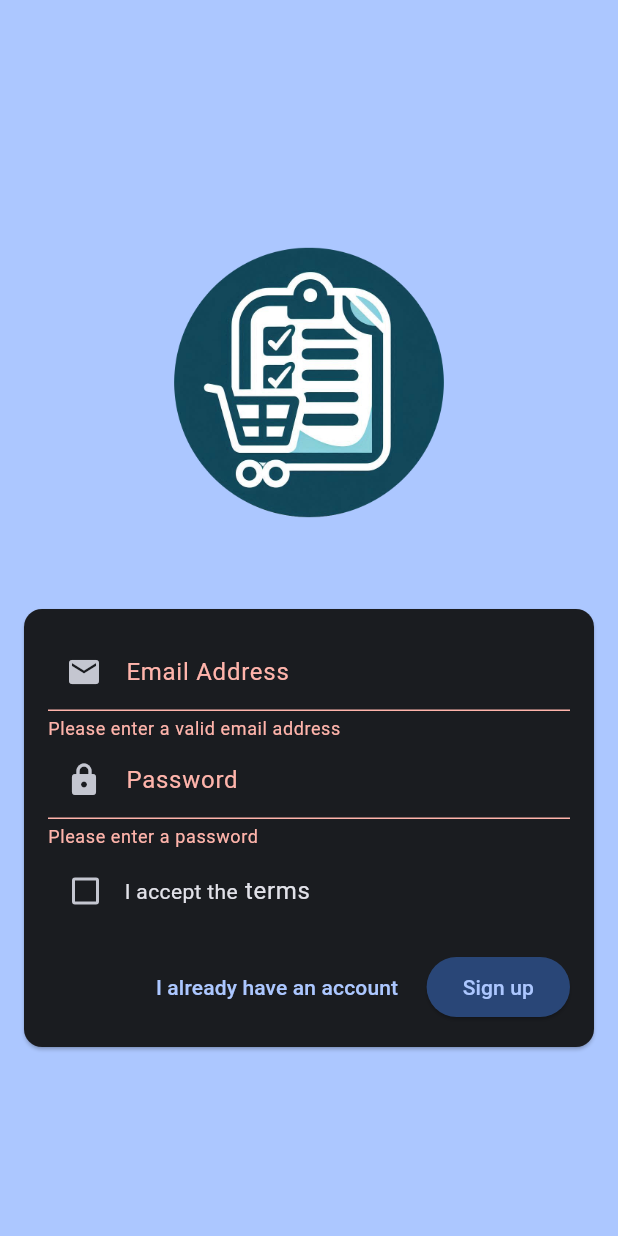
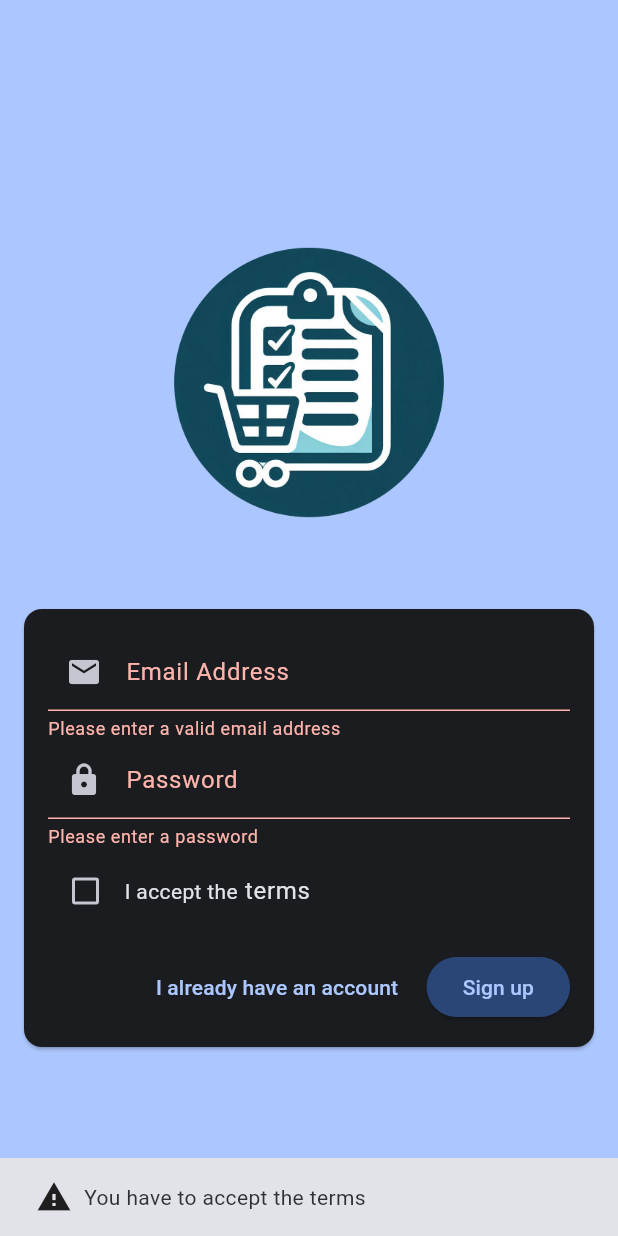
Before and after one commit to jakrog01/ShopCycle, a Flutter app: the screen it shows after launch, after a tap on "Sign in", after a tap on "Create an acconut", after a tap on "Sign up", on a phone screen of 412 x 824 dp. Run offline on Flutter 3.47's test engine with Material 3 defaults, Android fonts, the phone set to English and light mode, and no system bars; our stand-ins replace firebase_auth, firebase_core, loading_animation_widget; accounts and stored records are empty.

Commit message:
Add NewProductPage Add sign up terms checkbox validation Add products models

```diff
--- a/lib/screens/AuthorizationScreen.dart
+++ b/lib/screens/authorization_screen.dart
@@ -16,7 +16,7 @@ class AuthorizationScreen extends StatefulWidget {
 
 class _AutohrizationScreenState extends State<AuthorizationScreen> {
   final _form = GlobalKey<FormState>();
-  var _communicationWithFireBase = false;
+  var _waitingForFireBase = false;
   var _isLogin = true;
   var _acceptTerms = false;
   var _enteredEmail = '';
@@ -30,14 +30,33 @@ class _AutohrizationScreenState extends State<AuthorizationScreen> {
       termsValidation = true;
     } else if (_isLogin) {
       termsValidation = true;
+    } else {
+      ScaffoldMessenger.of(context).clearSnackBars();
+      ScaffoldMessenger.of(context).showSnackBar(const SnackBar(
+          content: Center(
+        child: Row(
+          children: [
+            const Icon(Icons.warning),
+            const SizedBox(
+              width: 8,
+            ),
+            Expanded(
+                child: Text("You have to accept the terms",
+                    overflow: TextOverflow.clip))
+          ],
+        ),
+      )));
     }
 
     if (!(formsValidation && termsValidation)) {
+      setState(() {
+        _waitingForFireBase = false;
+      });
       return;
     }
 
     setState(() {
-      _communicationWithFireBase = true;
+      _waitingForFireBase = true;
     });
 
     _form.currentState!.save();
@@ -69,7 +88,7 @@ class _AutohrizationScreenState extends State<AuthorizationScreen> {
       )));
     }
     setState(() {
-      _communicationWithFireBase = false;
+      _waitingForFireBase = false;
     });
   }
 
@@ -81,7 +100,7 @@ class _AutohrizationScreenState extends State<AuthorizationScreen> {
     return false;
   }
 
-  Widget TermsCheckBox() {
+  Widget termsCheckBox() {
     if (_isLogin) {
       return Container();
     } else {
@@ -197,7 +216,7 @@ class _AutohrizationScreenState extends State<AuthorizationScreen> {
                                       _enteredPassword = newValue!;
                                     },
                                   ),
-                                  TermsCheckBox(),
+                                  termsCheckBox(),
                                   const SizedBox(
                                     height: 12,
                                   ),
@@ -221,10 +240,10 @@ class _AutohrizationScreenState extends State<AuthorizationScreen> {
                                               backgroundColor: Theme.of(context)
                                                   .colorScheme
                                                   .primaryContainer),
-                                          onPressed: _communicationWithFireBase
+                                          onPressed: _waitingForFireBase
                                               ? null
                                               : _submit,
-                                          child: _communicationWithFireBase
+                                          child: _waitingForFireBase
                                               ? LoadingAnimationWidget
                                                   .staggeredDotsWave(
                                                       color: Theme.of(context)
--- a/lib/screens/SavedShoppingListScreen.dart
+++ b/lib/screens/saved_shoppping_list_page.dart
@@ -1,7 +1,7 @@
 import 'package:flutter/material.dart';
 
-class SavedShoppingListsScreen extends StatelessWidget {
-  const SavedShoppingListsScreen({super.key});
+class SavedShoppingListsPage extends StatelessWidget {
+  const SavedShoppingListsPage({super.key});
 
   @override
   Widget build(BuildContext context) {
--- a/lib/screens/ShoppingListScreen.dart
+++ b/lib/screens/shopping_list_page.dart
@@ -1,7 +1,7 @@
 import 'package:flutter/material.dart';
 
-class ShoppingListScreen extends StatelessWidget{
-  const ShoppingListScreen({super.key});
+class ShoppingListPage extends StatelessWidget {
+  const ShoppingListPage({super.key});
 
   @override
   Widget build(BuildContext context) {
```
Also changed, not shown: lib/main.dart (+6 -5 lines), lib/models/Category/list_item_category.dart (added, +16 -0 lines), lib/models/Category/product_category.dart (added, +7 -0 lines), lib/models/Category/products_categories.dart (added, +62 -0 lines), lib/models/list_item.dart (added, +10 -0 lines), lib/screens/lists_tab_screen.dart (renamed from lib/screens/ListsTabScreen.dart, +17 -9 lines), lib/widgets/add_new_product.dart (added, +24 -0 lines), lib/screens/email_verification_screen.dart (renamed from lib/screens/EmailVerificationScreen.dart), lib/screens/loading_screen.dart (renamed from lib/screens/LoadingScreen.dart).
